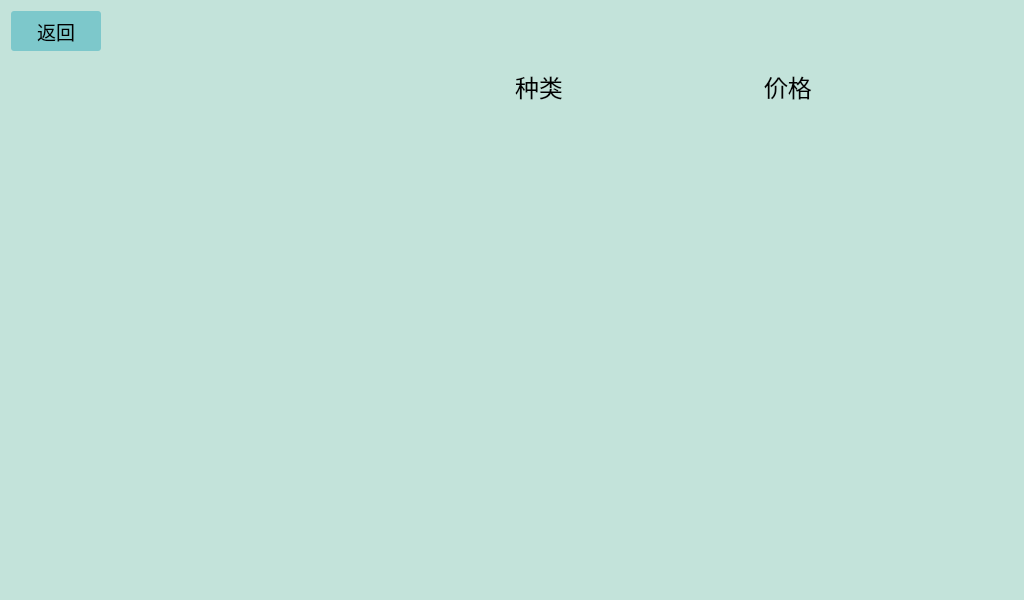
Before: the Qt Designer form resources/convertWindow.ui in xmmxhxxl/bottle_recovery_project, drawn with Qt 5.
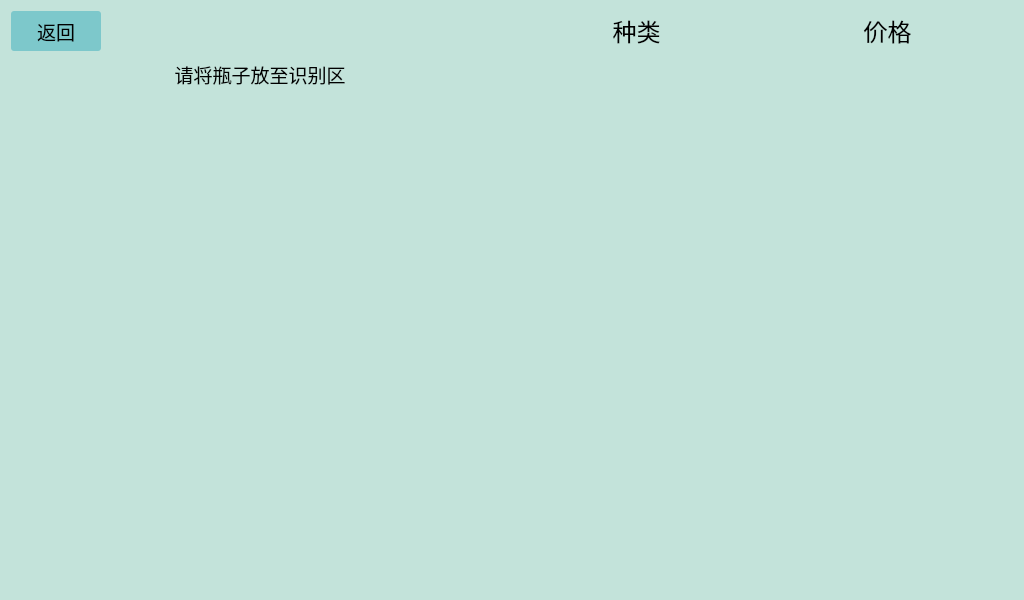
After: the same form once the commit is applied. Icons and pictures are not drawn.

The edit to the form file:
```diff
--- a/resources/convertWindow.ui
+++ b/resources/convertWindow.ui
@@ -30,7 +30,10 @@
    <item>
     <layout class="QVBoxLayout" name="verticalLayout_2">
      <item>
-      <layout class="QHBoxLayout" name="horizontalLayout_2">
+      <layout class="QHBoxLayout" name="horizontalLayout">
+       <property name="spacing">
+        <number>0</number>
+       </property>
        <item>
         <widget class="QPushButton" name="pushButton">
          <property name="sizePolicy">
@@ -65,40 +68,17 @@
          <property name="orientation">
           <enum>Qt::Horizontal</enum>
          </property>
+         <property name="sizeType">
+          <enum>QSizePolicy::Maximum</enum>
+         </property>
          <property name="sizeHint" stdset="0">
           <size>
-           <width>40</width>
+           <width>410</width>
            <height>20</height>
           </size>
          </property>
         </spacer>
        </item>
-      </layout>
-     </item>
-     <item>
-      <layout class="QHBoxLayout" name="horizontalLayout_3" stretch="1,1">
-       <item>
-        <widget class="QLabel" name="videoLabel">
-         <property name="styleSheet">
-          <string notr="true">border-radius: 5px;
-
-</string>
-         </property>
-         <property name="text">
-          <string/>
-         </property>
-        </widget>
-       </item>
-       <item>
-        <layout class="QVBoxLayout" name="verticalLayout" stretch="1,8">
-         <property name="spacing">
-          <number>0</number>
-         </property>
-         <item>
-          <layout class="QHBoxLayout" name="horizontalLayout">
-           <property name="spacing">
-            <number>0</number>
-           </property>
            <item>
             <widget class="QLabel" name="kind_text_label">
              <property name="font">
@@ -110,6 +90,9 @@
              <property name="text">
               <string>种类</string>
              </property>
+         <property name="alignment">
+          <set>Qt::AlignCenter</set>
+         </property>
             </widget>
            </item>
            <item>
@@ -126,6 +109,43 @@
              <property name="text">
               <string>价格</string>
              </property>
+         <property name="alignment">
+          <set>Qt::AlignCenter</set>
+         </property>
+        </widget>
+       </item>
+      </layout>
+     </item>
+     <item>
+      <layout class="QHBoxLayout" name="horizontalLayout_2" stretch="1,1">
+       <item>
+        <layout class="QVBoxLayout" name="verticalLayout" stretch="1,14">
+         <item>
+          <widget class="QLabel" name="cue_label">
+           <property name="font">
+            <font>
+             <family>幼圆</family>
+             <pointsize>14</pointsize>
+            </font>
+           </property>
+           <property name="text">
+            <string>请将瓶子放至识别区</string>
+           </property>
+           <property name="alignment">
+            <set>Qt::AlignCenter</set>
+           </property>
+          </widget>
+         </item>
+         <item>
+          <widget class="QLabel" name="videoLabel">
+           <property name="styleSheet">
+            <string notr="true">border-radius: 5px;
+
+</string>
+           </property>
+           <property name="text">
+            <string/>
+           </property>
             </widget>
            </item>
           </layout>
@@ -147,7 +167,7 @@
             <number>27</number>
            </property>
            <property name="columnCount">
-            <number>0</number>
+          <number>2</number>
            </property>
            <attribute name="horizontalHeaderVisible">
             <bool>false</bool>
@@ -164,9 +184,44 @@
            <attribute name="verticalHeaderHighlightSections">
             <bool>false</bool>
            </attribute>
-          </widget>
-         </item>
-        </layout>
+         <column>
+          <property name="text">
+           <string>新建列</string>
+          </property>
+          <property name="font">
+           <font>
+            <family>幼圆</family>
+            <pointsize>14</pointsize>
+           </font>
+          </property>
+          <property name="textAlignment">
+           <set>AlignCenter</set>
+          </property>
+         </column>
+         <column>
+          <property name="text">
+           <string>价格</string>
+          </property>
+          <property name="font">
+           <font>
+            <family>幼圆</family>
+            <pointsize>14</pointsize>
+           </font>
+          </property>
+          <property name="textAlignment">
+           <set>AlignCenter</set>
+          </property>
+          <property name="foreground">
+           <brush brushstyle="NoBrush">
+            <color alpha="255">
+             <red>0</red>
+             <green>0</green>
+             <blue>0</blue>
+            </color>
+           </brush>
+          </property>
+         </column>
+        </widget>
        </item>
       </layout>
      </item>
```
Left out of the diff: 6 changed lines with no effect on the pictures. Lines whose indentation alone changed are shown as unchanged.
